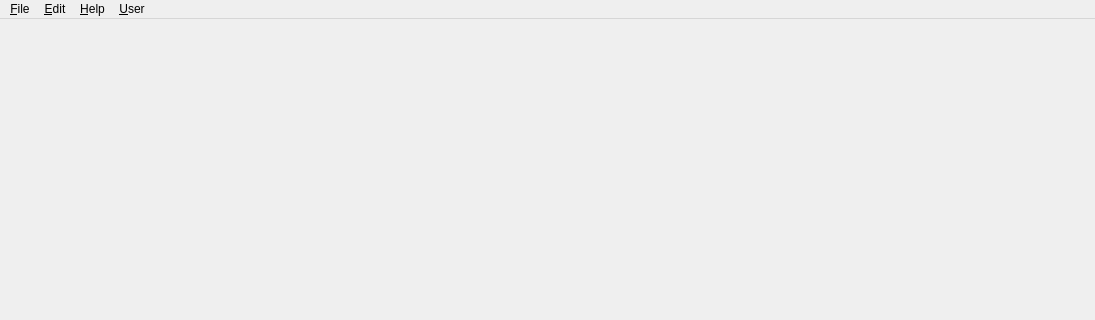
Qt form admin_client/client_gui/app/MainWindow/forms/app.ui (deskos-xp/SaffronServer) before a commit; both pictures show x 0 to 1095 and y 0 to 320 of the 1095 by 687 pixel window.
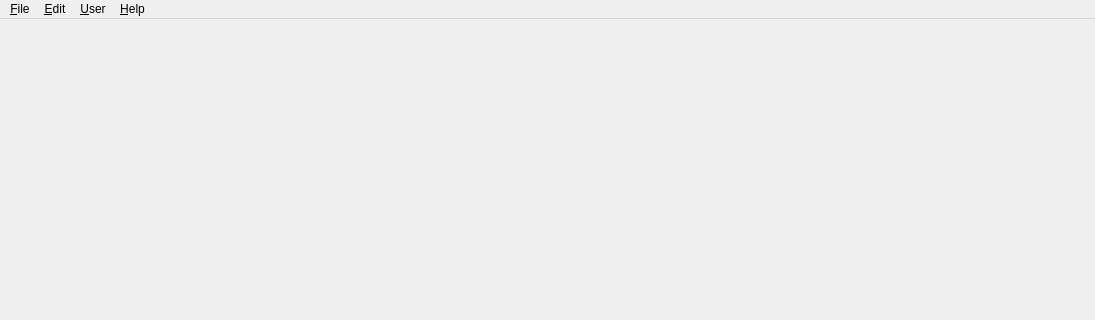
The same form after that commit.

What changed in the file:
```diff
--- a/admin_client/client_gui/app/MainWindow/forms/app.ui
+++ b/admin_client/client_gui/app/MainWindow/forms/app.ui
@@ -55,7 +55,7 @@
      <x>0</x>
      <y>0</y>
      <width>1095</width>
-     <height>30</height>
+     <height>32</height>
     </rect>
    </property>
    <widget class="QMenu" name="menuFile">
@@ -91,8 +91,8 @@
    </widget>
    <addaction name="menuFile"/>
    <addaction name="menuEdit"/>
-   <addaction name="menuHelp"/>
    <addaction name="menuUser"/>
+   <addaction name="menuHelp"/>
   </widget>
   <widget class="QStatusBar" name="statusbar"/>
   <action name="action_Exit">
```
